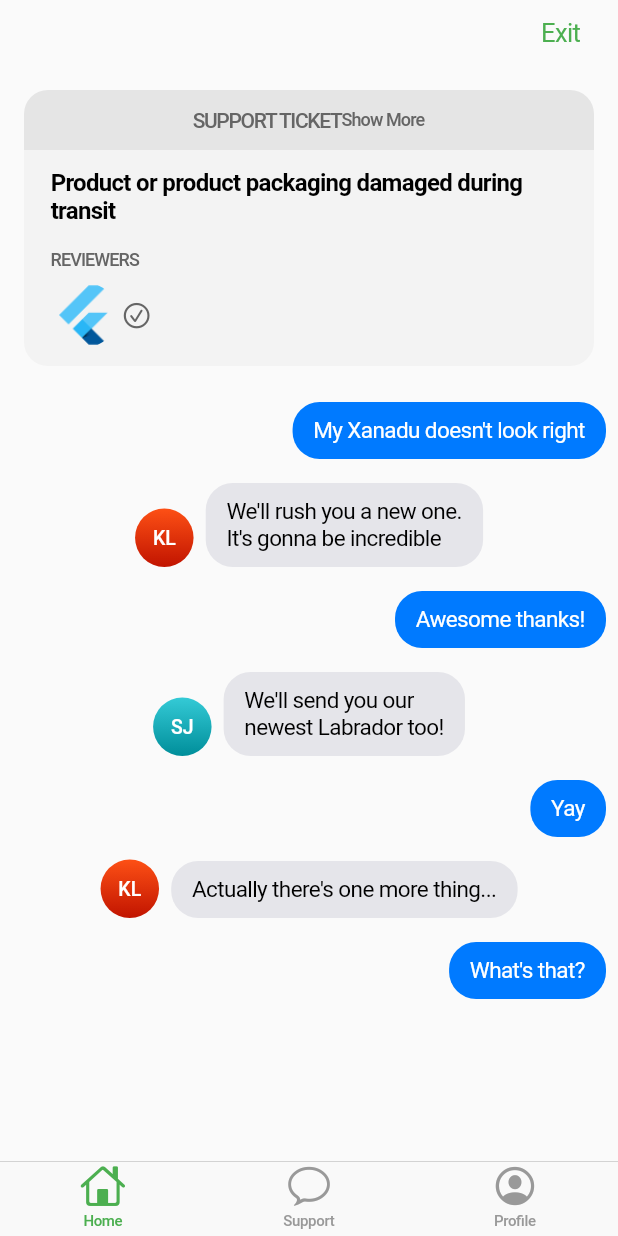
After one commit to xiehui999/flutterExamples, a Flutter app: the CupertinoNavigation screen opened directly, on a phone screen of 412 x 824 dp. The commit adds this screen. Run offline on Flutter 3.47's test engine with Material 2 defaults, Android fonts, the phone set to English and light mode, and no system bars; statements that could not run were skipped.

Commit message:
BottomNavigationBar-Corpertino

```diff
--- /dev/null
+++ b/lib/cupertino/cupertino_navigation.dart
@@ -0,0 +1,390 @@
+import 'package:flutter/cupertino.dart';
+import 'package:flutter/material.dart';
+import 'dart:math' as Math;
+import 'dart:async';
+
+const List<Color> coolColors = <Color>[
+  Color.fromARGB(255, 255, 59, 48),
+  Color.fromARGB(255, 255, 149, 0),
+  Color.fromARGB(255, 255, 204, 0),
+  Color.fromARGB(255, 76, 217, 100),
+  Color.fromARGB(255, 90, 200, 250),
+  Color.fromARGB(255, 0, 122, 255),
+  Color.fromARGB(255, 88, 86, 214),
+  Color.fromARGB(255, 255, 45, 85),
+];
+const List<String> coolColorNames = <String>[
+  'Sarcoline',
+  'Coquelicot',
+  'Smaragdine',
+  'Mikado',
+  'Glaucous',
+  'Wenge',
+  'Fulvous',
+  'Xanadu',
+  'Falu',
+  'Eburnean',
+  'Amaranth',
+  'Australien',
+  'Banan',
+  'Falu',
+  'Gingerline',
+  'Incarnadine',
+  'Labrador',
+  'Nattier',
+  'Pervenche',
+  'Sinoper',
+  'Verditer',
+  'Watchet',
+  'Zaffre',
+];
+
+class CupertinoNavigation extends StatelessWidget {
+  CupertinoNavigation()
+      : colorItems = new List<Color>.generate(50, (int index) {
+          return coolColors[new Math.Random().nextInt(coolColors.length)];
+        }),
+        colorNameItems = new List<String>.generate(50, (int index) {
+          return coolColorNames[
+              new Math.Random().nextInt(coolColorNames.length)];
+        });
+
+  final List<Color> colorItems;
+  final List<String> colorNameItems;
+  static const String routeName = '/cupertino/navigation';
+
+//  WillPopScope 可以用于监听，键盘返回，（页面pop），
+  @override
+  Widget build(BuildContext context) {
+    return new WillPopScope(
+      onWillPop: () => new Future<bool>.value(true),
+      child: new DefaultTextStyle(
+          style: const TextStyle(
+              fontSize: 17.0,
+              fontFamily: '.SF UI Text',
+              color: CupertinoColors.black),
+          child: new CupertinoTabScaffold(
+              tabBar:
+                  new CupertinoTabBar(items: const <BottomNavigationBarItem>[
+                BottomNavigationBarItem(
+                    icon: Icon(CupertinoIcons.home), title: Text('Home')),
+                BottomNavigationBarItem(
+                    icon: Icon(CupertinoIcons.conversation_bubble),
+                    title: Text('Support')),
+                BottomNavigationBarItem(
+                    icon: Icon(CupertinoIcons.profile_circled),
+                    title: Text('Profile'))
+              ]),
+              tabBuilder: (BuildContext context, int index) {
+                assert(index >= 0 && index <= 2);
+                switch (index) {
+                  case 0:
+                    return new CupertinoTabView(
+                      builder: (BuildContext context) {
+                        return new CupertinoDemoTab2();
+                      },
+                    );
+                    break;
+                  case 1:
+                    return new CupertinoTabView(
+                      builder: (BuildContext context) {
+                        return new CupertinoDemoTab2();
+                      },
+                      defaultTitle: 'Support Chat',
+                    );
+                    break;
+                  case 2:
+                    return new CupertinoTabView(
+                      builder: (BuildContext context) {
+                        return new CupertinoDemoTab2();
+                      },
+                    );
+                    break;
+                }
+                return null;
+              })),
+    );
+  }
+}
+
+class CupertinoDemoTab2 extends StatelessWidget {
+  @override
+  Widget build(BuildContext context) {
+    return new CupertinoPageScaffold(
+        navigationBar: CupertinoNavigationBar(
+          trailing: ExitButton(),
+        ),
+        child: new ListView(
+          children: <Widget>[
+            new Tab2Header(),
+          ]..addAll(buildTab2Conversation()),
+        ));
+  }
+}
+
+class ExitButton extends StatelessWidget {
+  ExitButton();
+
+  @override
+  Widget build(BuildContext context) {
+    return new CupertinoButton(
+        padding: EdgeInsets.zero,
+        child: Tooltip(
+          message: 'Back',
+          child: Text('Exit'),
+          excludeFromSemantics: true,
+        ),
+        onPressed: () {
+          Navigator.of(context, rootNavigator: true).pop();
+        });
+  }
+}
+
+class Tab2Header extends StatelessWidget {
+  @override
+  Widget build(BuildContext context) {
+    return new Padding(
+      padding: const EdgeInsets.all(16.0),
+      child: new SafeArea(
+          top: false,
+          bottom: false,
+          child: new ClipRRect(
+            borderRadius: const BorderRadius.all(Radius.circular(16.0)),
+            child: new Column(
+              mainAxisAlignment: MainAxisAlignment.center,
+              children: <Widget>[
+                new Container(
+                  decoration: const BoxDecoration(
+                    color: Color(0xffe5e5e5),
+                  ),
+                  child: new Padding(
+                    padding: const EdgeInsets.symmetric(
+                        horizontal: 18.0, vertical: 12.0),
+                    child: new Row(
+                      mainAxisAlignment: MainAxisAlignment.center,
+                      children: <Widget>[
+                        Text(
+                          'SUPPORT TICKET',
+                          style: TextStyle(
+                              color: Color(0xff656565),
+                              letterSpacing: -0.9,
+                              fontSize: 14.0,
+                              fontWeight: FontWeight.w500),
+                        ),
+                        Text(
+                          'Show More',
+                          style: TextStyle(
+                              color: Color(0xFF656565),
+                              letterSpacing: -0.6,
+                              fontSize: 12.0,
+                              fontWeight: FontWeight.w500),
+                        )
+                      ],
+                    ),
+                  ),
+                ),
+                new Container(
+                  decoration: const BoxDecoration(
+                    color: Color(0xfff3f3f3),
+                  ),
+                  child: new Padding(
+                    padding:
+                        EdgeInsets.symmetric(horizontal: 18.0, vertical: 12.0),
+                    child: new Column(
+                      crossAxisAlignment: CrossAxisAlignment.start,
+                      children: <Widget>[
+                        Text(
+                          'Product or product packaging damaged during transit',
+                          style: TextStyle(
+                              fontSize: 16.0,
+                              fontWeight: FontWeight.w700,
+                              letterSpacing: -0.46),
+                        ),
+                        Padding(
+                          padding: EdgeInsets.only(top: 16.0),
+                        ),
+                        Text(
+                          'REVIEWERS',
+                          style: TextStyle(
+                              color: Color(0xFF656565),
+                              fontSize: 12.0,
+                              letterSpacing: -0.6,
+                              fontWeight: FontWeight.w500),
+                        ),
+                        Padding(
+                          padding: EdgeInsets.only(top: 8.0),
+                        ),
+                        new Row(
+                          children: <Widget>[
+                            new Container(
+                              width: 44.0,
+                              height: 44.0,
+                              decoration: BoxDecoration(
+                                  image: DecorationImage(
+                                      image: AssetImage(
+                                          'assets/flutter-mark-square-64.png')),
+                                  shape: BoxShape.circle),
+                            ),
+                            Padding(
+                              padding: EdgeInsets.only(left: 3.0),
+                            ),
+                            Icon(
+                              CupertinoIcons.check_mark_circled,
+                              color: Color(0xff656565),
+                              size: 20.0,
+                            )
+                          ],
+                        )
+                      ],
+                    ),
+                  ),
+                )
+              ],
+            ),
+          )),
+    );
+  }
+}
+
+List<Widget> buildTab2Conversation() {
+  return <Widget>[
+    const Tab2ConversationRow(
+      text: "My Xanadu doesn't look right",
+    ),
+    const Tab2ConversationRow(
+      avatar: Tab2ConversationAvatar(
+        text: 'KL',
+        color: Color(0xFFFD5015),
+      ),
+      text: "We'll rush you a new one.\nIt's gonna be incredible",
+    ),
+    const Tab2ConversationRow(
+      text: 'Awesome thanks!',
+    ),
+    const Tab2ConversationRow(
+      avatar: Tab2ConversationAvatar(
+        text: 'SJ',
+        color: Color(0xFF34CAD6),
+      ),
+      text: "We'll send you our\nnewest Labrador too!",
+    ),
+    const Tab2ConversationRow(
+      text: 'Yay',
+    ),
+    const Tab2ConversationRow(
+      avatar: Tab2ConversationAvatar(
+        text: 'KL',
+        color: Color(0xFFFD5015),
+      ),
+      text: "Actually there's one more thing...",
+    ),
+    const Tab2ConversationRow(
+      text: "What's that?",
+    ),
+  ];
+}
+
+class Tab2ConversationRow extends StatelessWidget {
+  const Tab2ConversationRow({this.avatar, this.text});
+
+  final Tab2ConversationAvatar avatar;
+  final String text;
+
+  @override
+  Widget build(BuildContext context) {
+    final List<Widget> children = <Widget>[];
+    if (avatar != null) children.add(avatar);
+    final bool isSelf = avatar == null;
+    children.add(new Tab2ConversationBubble(
+      text: text,
+      color: isSelf
+          ? Tab2ConversationBubbleColor.blue
+          : Tab2ConversationBubbleColor.gray,
+    ));
+    return new SafeArea(
+      child: new Row(
+        mainAxisAlignment:
+            isSelf ? MainAxisAlignment.end : MainAxisAlignment.center,
+        mainAxisSize: MainAxisSize.min,
+        crossAxisAlignment:
+            isSelf ? CrossAxisAlignment.center : CrossAxisAlignment.end,
+        children: children,
+      ),
+    );
+  }
+}
+
+class Tab2ConversationAvatar extends StatelessWidget {
+  const Tab2ConversationAvatar({this.text, this.color});
+
+  final String text;
+  final Color color;
+
+  @override
+  Widget build(BuildContext context) {
+    return new Container(
+      decoration: new BoxDecoration(
+          shape: BoxShape.circle,
+          gradient: new LinearGradient(
+              begin: FractionalOffset.topCenter,
+              end: FractionalOffset.bottomCenter,
+              colors: <Color>[
+                color,
+                new Color.fromARGB(
+                    color.alpha,
+                    (color.red - 60).clamp(0, 255),
+                    (color.green - 60).clamp(0, 255),
+                    (color.blue - 60).clamp(0, 255))
+              ])),
+      margin: EdgeInsets.only(left: 8.0, bottom: 8.0),
+      padding: EdgeInsets.all(12.0),
+      child: new Text(
+        text,
+        style: TextStyle(
+            color: CupertinoColors.white,
+            fontSize: 13.0,
+            fontWeight: FontWeight.w500),
+      ),
+    );
+  }
+}
+
+enum Tab2ConversationBubbleColor {
+  blue,
+  gray,
+}
+
+class Tab2ConversationBubble extends StatelessWidget {
+  Tab2ConversationBubble({this.text, this.color});
+
+  final String text;
+  final Tab2ConversationBubbleColor color;
+
+  @override
+  Widget build(BuildContext context) {
+    return new Container(
+      decoration: new BoxDecoration(
+        borderRadius: BorderRadius.all(Radius.circular(18.0)),
+        color: color == Tab2ConversationBubbleColor.blue
+            ? CupertinoColors.activeBlue
+            : CupertinoColors.lightBackgroundGray,
+      ),
+      margin: EdgeInsets.symmetric(horizontal: 8.0, vertical: 8.0),
+      padding: EdgeInsets.symmetric(horizontal: 14.0, vertical: 10.0),
+      child: new Text(
+        text,
+        style: new TextStyle(
+            color: color == Tab2ConversationBubbleColor.blue
+                ? CupertinoColors.white
+                : CupertinoColors.black,
+            letterSpacing: -0.4,
+            fontSize: 15.0,
+            fontWeight: FontWeight.w400),
+      ),
+    );
+  }
+}
+
+void main(){
+  runApp(new CupertinoNavigation());
+}
--- a/lib/home_bottom_navigation.dart
+++ b/lib/home_bottom_navigation.dart
@@ -89,7 +89,8 @@ class HomeTab extends StatefulWidget {
   }
 }
 
-class HomeTabState extends State<HomeTab> with TickerProviderStateMixin {
+class HomeTabState extends State<HomeTab>
+    with TickerProviderStateMixin, WidgetsBindingObserver {
   int _currentIndex = 0;
   BottomNavigationBarType _type = BottomNavigationBarType.shifting;
   List<NavigationIconView> _navigationViews;
@@ -125,6 +126,15 @@ class HomeTabState extends State<HomeTab> with TickerProviderStateMixin {
       view.controller.addListener(_rebuild);
       _navigationViews[_currentIndex].controller.value = 1.0;
     }
+  }
+
+//前后台状态监听
+  @override
+  void didChangeAppLifecycleState(AppLifecycleState state) {
+    super.didChangeAppLifecycleState(state);
+
+    ///通过state判断App前后台切换
+    if (state == AppLifecycleState.resumed) {}
   }
 
   @override
```
